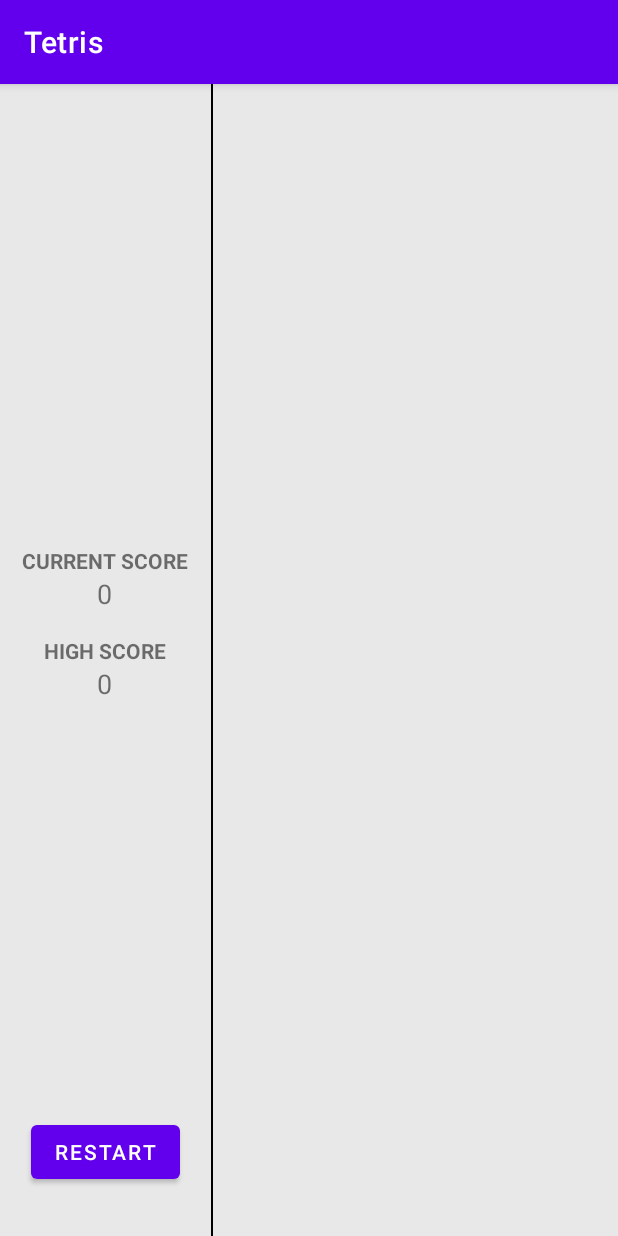
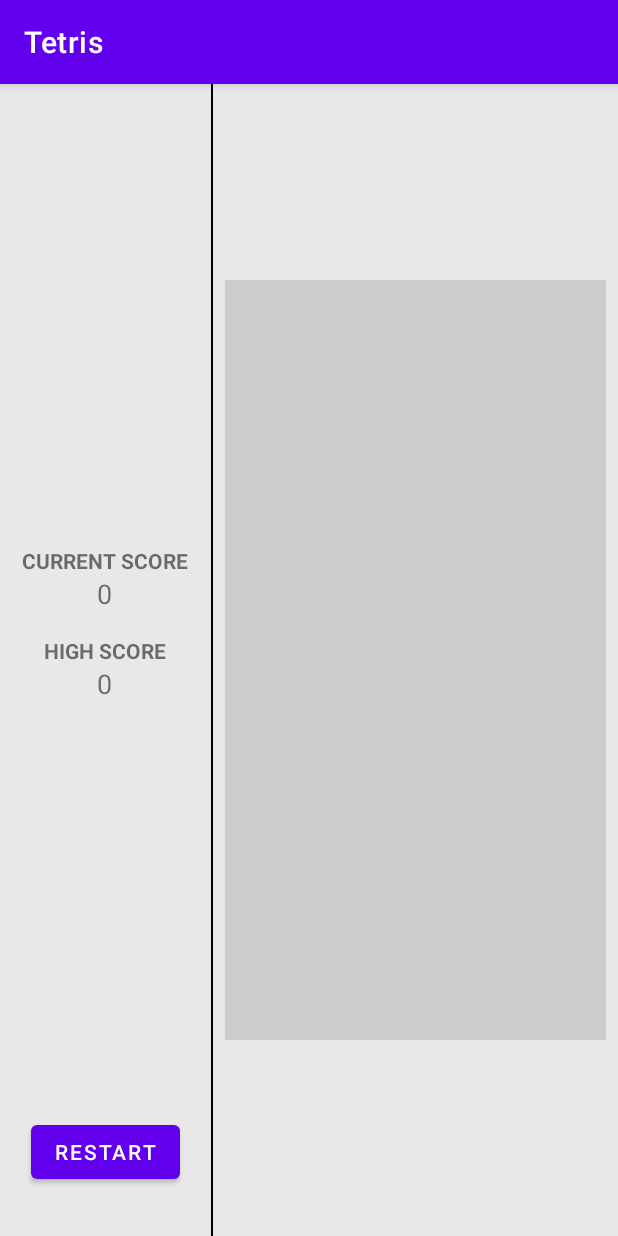
Before and after one commit to Xsufu/Tetris, an Android app: the GameActivity screen opened directly, with no data from a screen before it, on a phone screen of 412 x 824 dp. Run offline under Robolectric (Android 15) with nearby library versions, the phone set to English and light mode, and no system bars.

```diff
--- a/app/src/main/res/layout/activity_game.xml
+++ b/app/src/main/res/layout/activity_game.xml
@@ -76,6 +76,10 @@
             android:layout_width="0dp"
             android:layout_height="match_parent"
             android:layout_weight="9">
+            <com.xolary.tetris.view.TetrisView
+                android:id="@+id/view_tetris"
+                android:layout_width="match_parent"
+                android:layout_height="match_parent"/>
         </LinearLayout>
 
     </LinearLayout>
```
